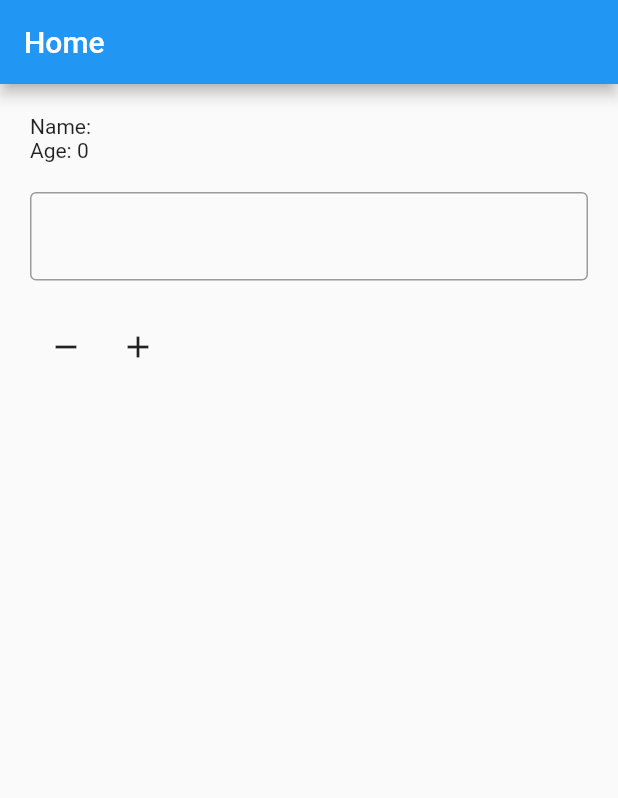
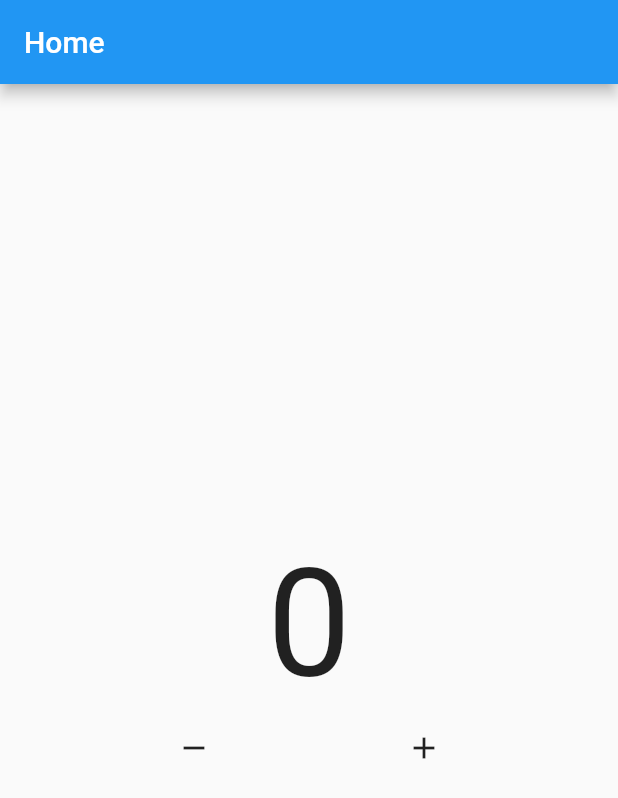
Before and after one commit to zeindevs/FlutterBloc, a Flutter app: the screen it shows after launch, on a phone screen of 412 x 824 dp. Shown: the top 798 px of the screen. Run offline on Flutter 3.47's test engine with Material 2 defaults, Android fonts, the phone set to English and light mode, and no system bars; our stand-ins replace bloc, flutter_bloc.

Commit message:
add: 14-extension-method

```diff
--- /dev/null
+++ b/lib/bloc/counter.dart
@@ -0,0 +1,8 @@
+import 'package:bloc/bloc.dart';
+
+class CounterBloc extends Cubit<int> {
+  CounterBloc() : super(0);
+
+  void increment() => emit(state + 1);
+  void decrement() => emit(state - 1);
+}
--- a/lib/main.dart
+++ b/lib/main.dart
@@ -1,5 +1,5 @@
 import 'package:flutter/material.dart';
-import 'package:flutter_base/bloc/user.dart';
+import 'package:flutter_base/bloc/counter.dart';
 import 'package:flutter_base/pages/home.dart';
 import 'package:flutter_bloc/flutter_bloc.dart';
 
@@ -13,8 +13,8 @@ class MyApp extends StatelessWidget {
   @override
   Widget build(BuildContext context) {
     return MaterialApp(
-      home: BlocProvider(
-        create: (context) => UserBloc(),
+      home: BlocProvider<CounterBloc>(
+        create: (context) => CounterBloc(),
         child: const HomePage(),
       ),
     );
--- a/lib/pages/home.dart
+++ b/lib/pages/home.dart
@@ -1,5 +1,5 @@
 import 'package:flutter/material.dart';
-import 'package:flutter_base/bloc/user.dart';
+import 'package:flutter_base/bloc/counter.dart';
 import 'package:flutter_bloc/flutter_bloc.dart';
 
 class HomePage extends StatelessWidget {
@@ -7,46 +7,49 @@ class HomePage extends StatelessWidget {
 
   @override
   Widget build(BuildContext context) {
-    UserBloc user = context.read<UserBloc>();
+    // Extension Method
+    // 1. context.read()
+    // 2. context.watch()
+    // 3. context.select()
+    CounterBloc counter = context.read<CounterBloc>(); // read one times
+    // CounterBloc counter = context.watch<CounterBloc>(); // read multiple times
+    // int value = context.select<CounterBloc, int>((value) => value.state);
     return Scaffold(
         appBar: AppBar(
           title: const Text("Home"),
         ),
-      body: ListView(
-        padding: const EdgeInsets.all(20),
+        body: Center(
+          child: Column(
+            mainAxisSize: MainAxisSize.min,
             children: [
-          BlocSelector<UserBloc, Map<String, dynamic>, String>(
-            selector: (state) => state["name"],
-            builder: (context, state) {
-              return Text("Name: $state");
-            },
-          ),
-          BlocSelector<UserBloc, Map<String, dynamic>, int>(
-            selector: (state) => state["age"],
-            builder: (context, state) {
-              return Text("Age: $state");
-            },
-          ),
-          const SizedBox(height: 20),
-          TextField(
-            onChanged: (value) => user.changeName(value),
-            decoration: const InputDecoration(border: OutlineInputBorder()),
-          ),
-          const SizedBox(height: 20),
+              // Builder(builder: (context) {
+              //   CounterBloc counterBloc = context.watch<CounterBloc>();
+              //   return Text(
+              //     "${counterBloc.state}",
+              //     style: const TextStyle(fontSize: 100),
+              //   );
+              // }),
+              Builder(builder: (context) {
+                int value =
+                    context.select<CounterBloc, int>((value) => value.state);
+                return Text(
+                  "$value",
+                  style: const TextStyle(fontSize: 100),
+                );
+              }),
               Row(
+                mainAxisAlignment: MainAxisAlignment.spaceEvenly,
                 children: [
                   IconButton(
-                onPressed: () => user.changeAge(user.state["age"] - 1),
-                icon: const Icon(Icons.remove),
-              ),
+                      onPressed: () => counter.decrement(),
+                      icon: const Icon(Icons.remove)),
                   IconButton(
-                onPressed: () => user.changeAge(user.state["age"] + 1),
-                icon: const Icon(Icons.add),
-              ),
+                      onPressed: () => counter.increment(),
+                      icon: const Icon(Icons.add)),
                 ],
               )
             ],
           ),
-    );
+        ));
   }
 }
```
Lines whose indentation alone changed are shown as unchanged.
